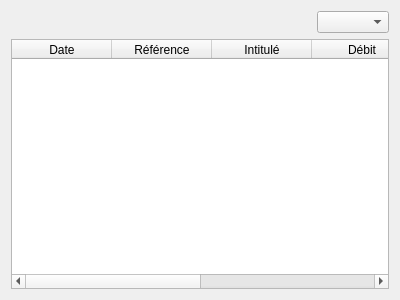
Above: gui/ComptesForm.ui from hoxuanvinh1999/LO21_OOP before the change. Below: the same form after it.
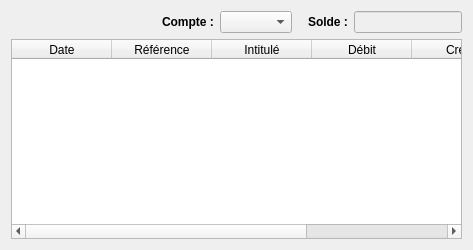
That is the form after the change. Icons and pictures are not drawn.

What changed in the file:
```diff
--- a/gui/ComptesForm.ui
+++ b/gui/ComptesForm.ui
@@ -6,8 +6,8 @@
    <rect>
     <x>0</x>
     <y>0</y>
-    <width>400</width>
-    <height>300</height>
+    <width>473</width>
+    <height>250</height>
    </rect>
   </property>
   <property name="cursor">
@@ -16,8 +16,6 @@
   <property name="windowTitle">
    <string>Form</string>
   </property>
-  <layout class="QVBoxLayout" name="verticalLayout_2">
-   <item>
     <layout class="QVBoxLayout" name="verticalLayout">
      <item>
       <layout class="QHBoxLayout" name="horizontalLayout">
@@ -104,6 +102,13 @@
          </property>
         </spacer>
        </item>
+     <item>
+      <widget class="QLabel" name="labelChoixCompte">
+       <property name="text">
+        <string>&lt;html&gt;&lt;head/&gt;&lt;body&gt;&lt;p&gt;&lt;span style=&quot; font-weight:600;&quot;&gt;Compte :&lt;/span&gt;&lt;/p&gt;&lt;/body&gt;&lt;/html&gt;</string>
+       </property>
+      </widget>
+     </item>
        <item>
         <widget class="QComboBox" name="choixCompte">
          <property name="currentText">
@@ -111,7 +116,62 @@
          </property>
         </widget>
        </item>
-      </layout>
+     <item>
+      <spacer name="horizontalSpacer_2">
+       <property name="orientation">
+        <enum>Qt::Horizontal</enum>
+       </property>
+       <property name="sizeType">
+        <enum>QSizePolicy::Fixed</enum>
+       </property>
+       <property name="sizeHint" stdset="0">
+        <size>
+         <width>10</width>
+         <height>20</height>
+        </size>
+       </property>
+      </spacer>
+     </item>
+     <item>
+      <widget class="QLabel" name="labelSolde">
+       <property name="text">
+        <string>&lt;html&gt;&lt;head/&gt;&lt;body&gt;&lt;p&gt;&lt;span style=&quot; font-weight:600;&quot;&gt;Solde :&lt;/span&gt;&lt;/p&gt;&lt;/body&gt;&lt;/html&gt;</string>
+       </property>
+       <property name="margin">
+        <number>0</number>
+       </property>
+      </widget>
+     </item>
+     <item>
+      <widget class="QLineEdit" name="textSolde">
+       <property name="enabled">
+        <bool>false</bool>
+       </property>
+       <property name="sizePolicy">
+        <sizepolicy hsizetype="Preferred" vsizetype="Fixed">
+         <horstretch>0</horstretch>
+         <verstretch>0</verstretch>
+        </sizepolicy>
+       </property>
+       <property name="autoFillBackground">
+        <bool>false</bool>
+       </property>
+       <property name="text">
+        <string/>
+       </property>
+       <property name="frame">
+        <bool>true</bool>
+       </property>
+       <property name="alignment">
+        <set>Qt::AlignRight|Qt::AlignTrailing|Qt::AlignVCenter</set>
+       </property>
+       <property name="readOnly">
+        <bool>true</bool>
+       </property>
+       <property name="clearButtonEnabled">
+        <bool>false</bool>
+       </property>
+      </widget>
      </item>
     </layout>
    </item>
```
Lines whose indentation alone changed are shown as unchanged.
